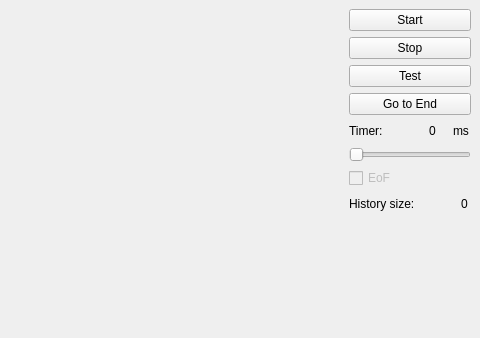
This is WiSpyMonitorGUI.ui in mchwalisz/smutools as Qt 5 draws it before an edit; both pictures show x 276 to 756 and y 0 to 338 of the 756 by 573 pixel window. The edited form follows.
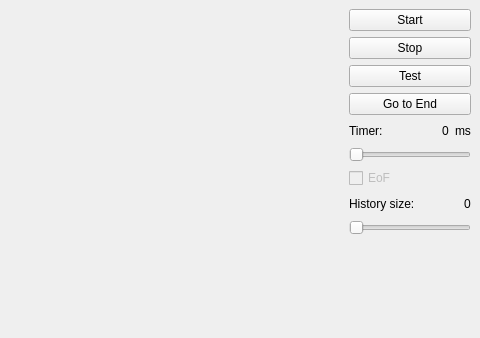
This is the edited form.

Commit message:
updated to take time stamp as duration for average
- updated logging to work correctly

```diff
--- a/WiSpyMonitorGUI.ui
+++ b/WiSpyMonitorGUI.ui
@@ -142,6 +142,12 @@
         </item>
         <item>
          <widget class="QLabel" name="label">
+          <property name="sizePolicy">
+           <sizepolicy hsizetype="Maximum" vsizetype="Preferred">
+            <horstretch>0</horstretch>
+            <verstretch>0</verstretch>
+           </sizepolicy>
+          </property>
           <property name="text">
            <string>0</string>
           </property>
@@ -149,6 +155,12 @@
         </item>
         <item>
          <widget class="QLabel" name="label_3">
+          <property name="sizePolicy">
+           <sizepolicy hsizetype="Maximum" vsizetype="Preferred">
+            <horstretch>0</horstretch>
+            <verstretch>0</verstretch>
+           </sizepolicy>
+          </property>
           <property name="text">
            <string>ms</string>
           </property>
@@ -190,6 +202,9 @@
       </item>
       <item>
        <layout class="QHBoxLayout" name="horizontalLayout_2">
+        <property name="sizeConstraint">
+         <enum>QLayout::SetMaximumSize</enum>
+        </property>
         <item>
          <widget class="QLabel" name="label_4">
           <property name="text">
@@ -215,6 +230,12 @@
         </item>
         <item>
          <widget class="QLabel" name="labelHistorySize">
+          <property name="sizePolicy">
+           <sizepolicy hsizetype="Maximum" vsizetype="Preferred">
+            <horstretch>0</horstretch>
+            <verstretch>0</verstretch>
+           </sizepolicy>
+          </property>
           <property name="text">
            <string>0</string>
           </property>
@@ -222,6 +243,34 @@
         </item>
        </layout>
       </item>
+      <item>
+       <widget class="QSlider" name="horizontalSlider">
+        <property name="sizePolicy">
+         <sizepolicy hsizetype="Expanding" vsizetype="Fixed">
+          <horstretch>0</horstretch>
+          <verstretch>0</verstretch>
+         </sizepolicy>
+        </property>
+        <property name="maximumSize">
+         <size>
+          <width>150</width>
+          <height>16777215</height>
+         </size>
+        </property>
+        <property name="minimum">
+         <number>1</number>
+        </property>
+        <property name="maximum">
+         <number>120</number>
+        </property>
+        <property name="singleStep">
+         <number>2</number>
+        </property>
+        <property name="orientation">
+         <enum>Qt::Horizontal</enum>
+        </property>
+       </widget>
+      </item>
       <item>
        <spacer name="verticalSpacer">
         <property name="orientation">
```
Left out of the diff: 21 changed lines with no effect on the pictures. The commit also changes 2 other files.
